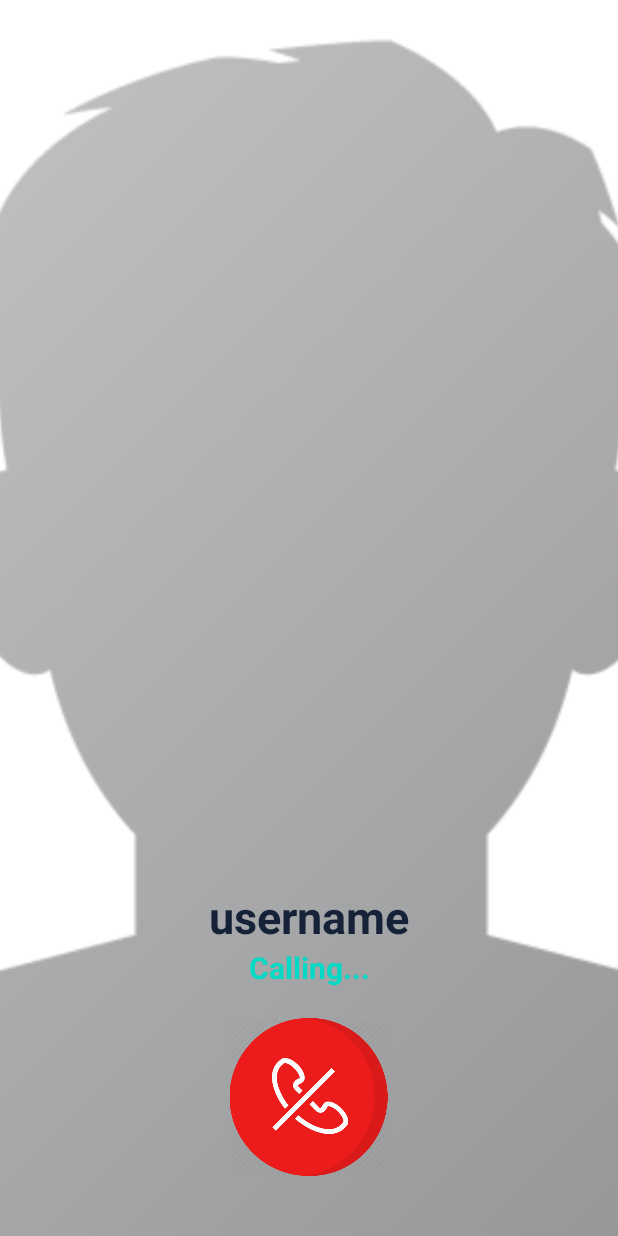
After one commit to ApptitudeDevelopment/Direct-Andriod, an Android app: the CallingActivity screen opened directly, with no data from a screen before it, on a phone screen of 412 x 824 dp. The commit adds this screen. Run offline under Robolectric (Android 15) with nearby library versions, the phone set to English and light mode, and no system bars; our stand-ins replace Firebase (no records; nobody signed in at launch, a user with empty details on screens opened directly), Picasso; 1 statement that could not run was skipped.

Commit message:
Fixed Issue: user must set profile before entering the app
New: implemented call screen

```diff
--- a/app/src/main/AndroidManifest.xml
+++ b/app/src/main/AndroidManifest.xml
@@ -11,7 +11,8 @@
         android:roundIcon="@mipmap/ic_launcher_round"
         android:supportsRtl="true"
         android:theme="@style/AppTheme">
-        <activity android:name=".ProfileActivity"></activity>
+        <activity android:name=".CallingActivity"></activity>
+        <activity android:name=".ProfileActivity" />
         <activity android:name=".FindPeopleActivity" />
         <activity android:name=".ContactsActivity" />
         <activity android:name=".NotificationsActivity" />
--- /dev/null
+++ b/app/src/main/java/com/example/directappandroid/CallingActivity.java
@@ -0,0 +1,74 @@
+package com.example.directappandroid;
+
+import androidx.appcompat.app.AppCompatActivity;
+
+import android.os.Bundle;
+import android.widget.ImageView;
+import android.widget.TextView;
+
+import com.google.firebase.auth.FirebaseAuth;
+import com.google.firebase.database.DataSnapshot;
+import com.google.firebase.database.DatabaseError;
+import com.google.firebase.database.DatabaseReference;
+import com.google.firebase.database.FirebaseDatabase;
+import com.google.firebase.database.ValueEventListener;
+import com.squareup.picasso.Picasso;
+
+public class CallingActivity extends AppCompatActivity {
+
+    private TextView nameContact;
+    private ImageView profileImage;
+    private ImageView cancelCallBtn, makeCallBtn;
+
+    private String receiverUserId = "", receiverUserImage = "", receiverUserName = "";
+
+    private String senderUserId = "", senderUserImage = "", senderUserName = "";
+
+    private DatabaseReference usersRef;
+
+    @Override
+    protected void onCreate(Bundle savedInstanceState) {
+        super.onCreate(savedInstanceState);
+        setContentView(R.layout.activity_calling);
+
+        senderUserId = FirebaseAuth.getInstance().getCurrentUser().getUid();
+
+
+        receiverUserId = getIntent().getExtras().get("visit_user_id").toString();
+        usersRef = FirebaseDatabase.getInstance().getReference().child("User");
+
+        nameContact = findViewById(R.id.name_calling);
+        profileImage = findViewById(R.id.profile_image_calling);
+        cancelCallBtn = findViewById(R.id.cancel_call);
+        makeCallBtn = findViewById(R.id.make_call);
+
+
+        getAndSetUserProfileInfo();
+    }
+
+    private void getAndSetUserProfileInfo() {
+        usersRef.addValueEventListener(new ValueEventListener() {
+            @Override
+            public void onDataChange(DataSnapshot dataSnapshot) {
+                if (dataSnapshot.child(receiverUserId).exists())
+                {
+                    receiverUserImage = dataSnapshot.child(receiverUserId).child("image").getValue().toString();
+                    receiverUserName = dataSnapshot.child(receiverUserId).child("name").getValue().toString();
+
+                    nameContact.setText(receiverUserName);
+                    Picasso.get().load(receiverUserImage).placeholder(R.drawable.profile_image).into(profileImage);
+                }
+                if (dataSnapshot.child(senderUserId).exists())
+                {
+                    senderUserImage = dataSnapshot.child(senderUserId).child("image").getValue().toString();
+                    senderUserName = dataSnapshot.child(senderUserId).child("name").getValue().toString();
+                }
+            }
+
+            @Override
+            public void onCancelled(DatabaseError databaseError) {
+
+            }
+        });
+    }
+}
--- a/app/src/main/java/com/example/directappandroid/ContactsActivity.java
+++ b/app/src/main/java/com/example/directappandroid/ContactsActivity.java
@@ -99,6 +99,8 @@ public class ContactsActivity extends AppCompatActivity {
     protected void onStart() {
         super.onStart();
 
+        validateUser();
+
         FirebaseRecyclerOptions<Contacts> options
                 = new FirebaseRecyclerOptions.Builder<Contacts>().setQuery(contactsRef.child(currentUserId), Contacts.class).build();
 
@@ -118,6 +120,15 @@ public class ContactsActivity extends AppCompatActivity {
                             holder.userNameTxt.setText(userName);
                             Picasso.get().load(profileImage).into(holder.profileImageView);
                         }
+                        holder.callBtn.setOnClickListener(new View.OnClickListener() {
+                            @Override
+                            public void onClick(View v) {
+                                Intent callingIntent = new Intent(ContactsActivity.this, CallingActivity.class);
+                                callingIntent.putExtra("visit_user_id", listUserID);
+                                startActivity(callingIntent);
+
+                            }
+                        });
                     }
 
                     @Override
@@ -152,4 +163,25 @@ public class ContactsActivity extends AppCompatActivity {
             profileImageView = itemView.findViewById(R.id.image_contact);
         }
     }
+
+    private void  validateUser() {
+        DatabaseReference reference = FirebaseDatabase.getInstance().getReference();
+
+        reference.child("User").child(currentUserId).addValueEventListener(new ValueEventListener() {
+            @Override
+            public void onDataChange(DataSnapshot dataSnapshot) {
+                if (!dataSnapshot.exists())
+                {
+                    Intent settingIntent = new Intent(ContactsActivity.this, SettingsActivity.class);
+                    startActivity(settingIntent);
+                    finish();
+                }
+            }
+
+            @Override
+            public void onCancelled(DatabaseError databaseError) {
+
+            }
+        });
+    }
 }
--- /dev/null
+++ b/app/src/main/res/layout/activity_calling.xml
@@ -0,0 +1,72 @@
+<?xml version="1.0" encoding="utf-8"?>
+<RelativeLayout
+    xmlns:android="http://schemas.android.com/apk/res/android"
+    xmlns:app="http://schemas.android.com/apk/res-auto"
+    xmlns:tools="http://schemas.android.com/tools"
+    android:layout_width="match_parent"
+    android:layout_height="match_parent"
+    tools:context=".CallingActivity">
+
+    <ImageView
+        android:id="@+id/profile_image_calling"
+        android:layout_width="match_parent"
+        android:layout_height="match_parent"
+        android:src="@drawable/profile_image"
+        android:scaleType="centerCrop">
+    </ImageView>
+
+    <TextView
+        android:id="@+id/name_calling"
+        android:layout_width="match_parent"
+        android:layout_height="wrap_content"
+        android:text="username"
+        android:textColor="@color/colorPrimary"
+        android:textSize="30dp"
+        android:maxLines="5"
+        android:textStyle="bold"
+        android:gravity="center"
+        android:layout_above="@+id/txt"
+        ></TextView>
+
+    <TextView
+        android:id="@+id/txt"
+        android:layout_width="match_parent"
+        android:layout_height="wrap_content"
+        android:text="Calling..."
+        android:textColor="@color/colorAccent"
+        android:textSize="20dp"
+        android:maxLines="5"
+        android:textStyle="bold"
+        android:gravity="center"
+        android:layout_above="@+id/linear_layout1"
+        android:layout_marginBottom="20dp"
+        ></TextView>
+
+    <LinearLayout
+        android:id="@+id/linear_layout1"
+        android:layout_width="match_parent"
+        android:layout_height="wrap_content"
+        android:layout_alignParentBottom="true"
+        android:layout_marginBottom="40dp"
+        android:gravity="center"
+        android:orientation="horizontal"
+        >
+        <ImageView
+            android:id="@+id/make_call"
+            android:layout_width="120dp"
+            android:layout_height="120dp"
+            android:layout_marginRight="80dp"
+            android:src="@drawable/make_call"
+            android:visibility="gone"
+            ></ImageView>
+
+        <ImageView
+            android:id="@+id/cancel_call"
+            android:layout_width="110dp"
+            android:layout_height="105dp"
+            android:src="@drawable/cancel_call"
+            ></ImageView>
+    </LinearLayout>
+
+
+</RelativeLayout>
```
